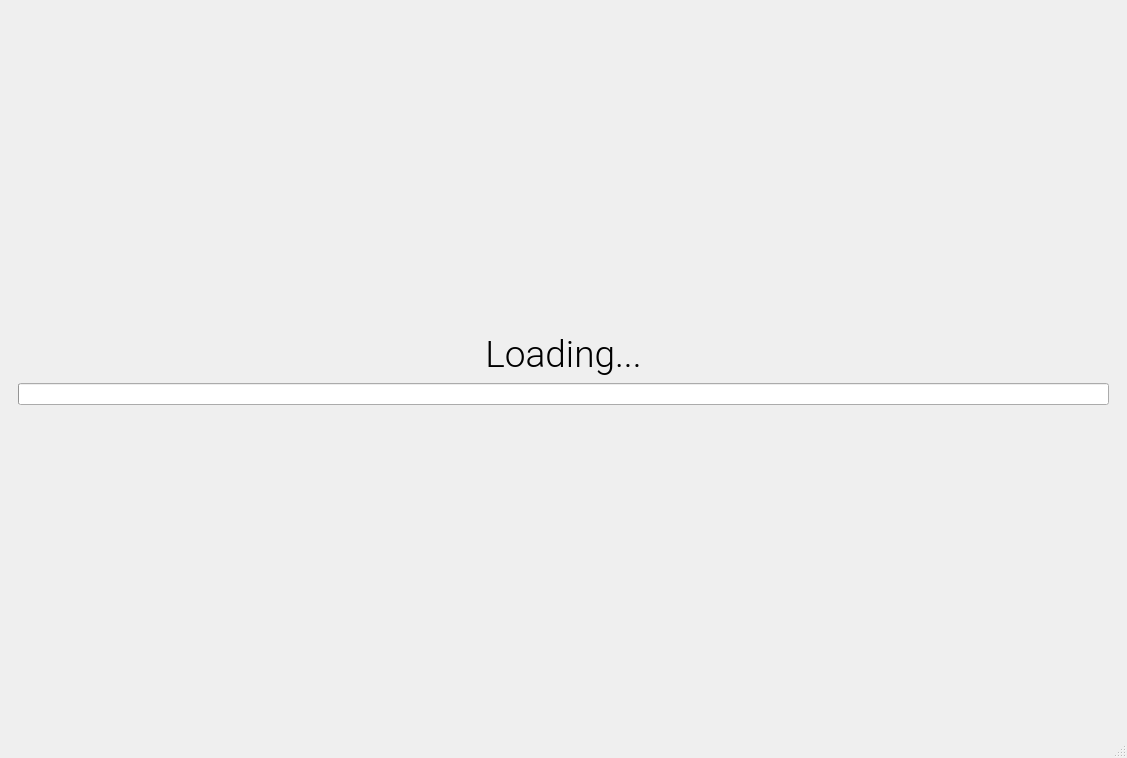
Before: the Qt Designer form easy_lib_client.ui in maxmacstn/EasyLib_client, drawn with Qt 5.
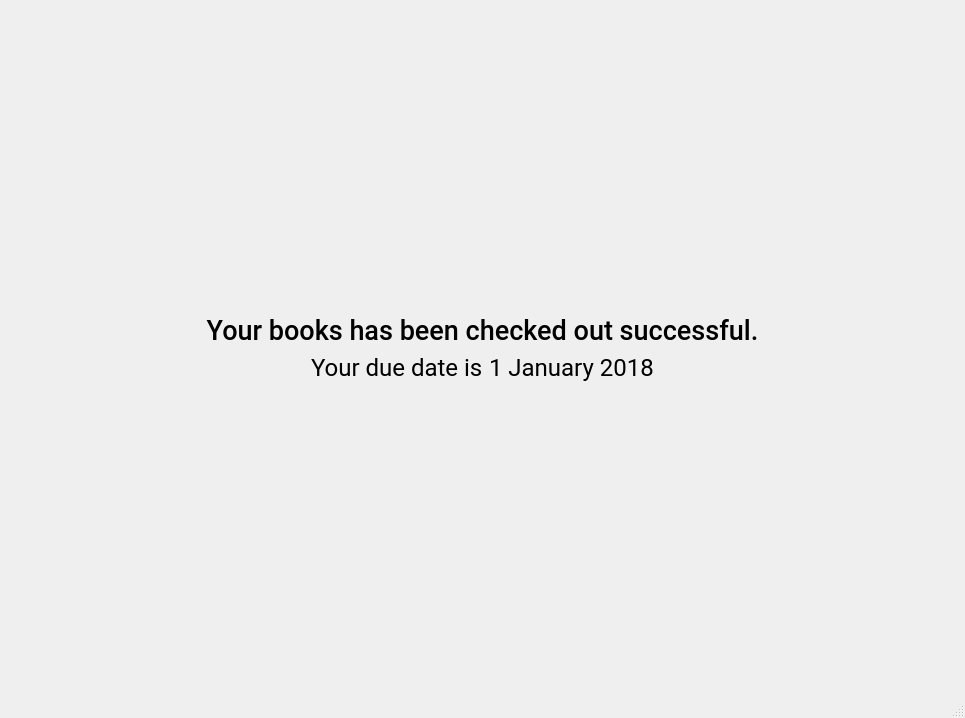
After: the same form once the commit is applied. The open tabs and pages were chosen to show the change.

What changed in the file:
```diff
--- a/easy_lib_client.ui
+++ b/easy_lib_client.ui
@@ -6,8 +6,8 @@
    <rect>
     <x>0</x>
     <y>0</y>
-    <width>1127</width>
-    <height>758</height>
+    <width>965</width>
+    <height>718</height>
    </rect>
   </property>
   <property name="windowTitle">
@@ -23,8 +23,8 @@
      <height>0</height>
     </size>
    </property>
-   <layout class="QGridLayout" name="gridLayout_2">
-    <item row="1" column="0">
+   <layout class="QHBoxLayout" name="horizontalLayout_2">
+    <item>
      <widget class="QStackedWidget" name="stackedWidget">
       <property name="minimumSize">
        <size>
@@ -1546,6 +1546,193 @@
         </item>
        </layout>
       </widget>
+      <widget class="QWidget" name="checkout_success_page">
+       <layout class="QVBoxLayout" name="verticalLayout_11">
+        <item>
+         <spacer name="verticalSpacer_6">
+          <property name="orientation">
+           <enum>Qt::Vertical</enum>
+          </property>
+          <property name="sizeHint" stdset="0">
+           <size>
+            <width>20</width>
+            <height>40</height>
+           </size>
+          </property>
+         </spacer>
+        </item>
+        <item>
+         <widget class="QLabel" name="label_2">
+          <property name="font">
+           <font>
+            <family>Roboto Medium</family>
+            <pointsize>20</pointsize>
+           </font>
+          </property>
+          <property name="text">
+           <string>Your books has been checked out successful.</string>
+          </property>
+          <property name="alignment">
+           <set>Qt::AlignCenter</set>
+          </property>
+         </widget>
+        </item>
+        <item>
+         <layout class="QHBoxLayout" name="horizontalLayout">
+          <item>
+           <spacer name="horizontalSpacer_7">
+            <property name="orientation">
+             <enum>Qt::Horizontal</enum>
+            </property>
+            <property name="sizeHint" stdset="0">
+             <size>
+              <width>40</width>
+              <height>20</height>
+             </size>
+            </property>
+           </spacer>
+          </item>
+          <item>
+           <widget class="QLabel" name="label_due_date_is">
+            <property name="font">
+             <font>
+              <family>Roboto</family>
+              <pointsize>18</pointsize>
+             </font>
+            </property>
+            <property name="text">
+             <string>Your due date is</string>
+            </property>
+           </widget>
+          </item>
+          <item>
+           <widget class="QLabel" name="label_due_date">
+            <property name="font">
+             <font>
+              <family>Roboto</family>
+              <pointsize>18</pointsize>
+             </font>
+            </property>
+            <property name="text">
+             <string>1 January 2018</string>
+            </property>
+           </widget>
+          </item>
+          <item>
+           <spacer name="horizontalSpacer_8">
+            <property name="orientation">
+             <enum>Qt::Horizontal</enum>
+            </property>
+            <property name="sizeHint" stdset="0">
+             <size>
+              <width>40</width>
+              <height>20</height>
+             </size>
+            </property>
+           </spacer>
+          </item>
+         </layout>
+        </item>
+        <item>
+         <spacer name="verticalSpacer_7">
+          <property name="orientation">
+           <enum>Qt::Vertical</enum>
+          </property>
+          <property name="sizeHint" stdset="0">
+           <size>
+            <width>20</width>
+            <height>40</height>
+           </size>
+          </property>
+         </spacer>
+        </item>
+       </layout>
+      </widget>
+      <widget class="QWidget" name="page">
+       <layout class="QVBoxLayout" name="verticalLayout_9">
+        <item>
+         <layout class="QHBoxLayout" name="horizontalLayout_3">
+          <item>
+           <widget class="QLabel" name="label_4">
+            <property name="sizePolicy">
+             <sizepolicy hsizetype="Fixed" vsizetype="Maximum">
+              <horstretch>0</horstretch>
+              <verstretch>0</verstretch>
+             </sizepolicy>
+            </property>
+            <property name="font">
+             <font>
+              <family>Roboto Medium</family>
+              <pointsize>20</pointsize>
+             </font>
+            </property>
+            <property name="text">
+             <string>Connect to Line Notify Services</string>
+            </property>
+           </widget>
+          </item>
+          <item>
+           <spacer name="horizontalSpacer_9">
+            <property name="orientation">
+             <enum>Qt::Horizontal</enum>
+            </property>
+            <property name="sizeHint" stdset="0">
+             <size>
+              <width>40</width>
+              <height>20</height>
+             </size>
+            </property>
+           </spacer>
+          </item>
+          <item>
+           <widget class="QPushButton" name="pushButton_line_connect_back">
+            <property name="font">
+             <font>
+              <family>Roboto Thin</family>
+              <pointsize>16</pointsize>
+             </font>
+            </property>
+            <property name="text">
+             <string>Back</string>
+            </property>
+           </widget>
+          </item>
+         </layout>
+        </item>
+        <item>
+         <widget class="QWidget" name="webView" native="true">
+          <property name="sizePolicy">
+           <sizepolicy hsizetype="Preferred" vsizetype="Expanding">
+            <horstretch>0</horstretch>
+            <verstretch>0</verstretch>
+           </sizepolicy>
+          </property>
+         </widget>
+        </item>
+        <item>
+         <widget class="QLabel" name="label_line_connect_success">
+          <property name="sizePolicy">
+           <sizepolicy hsizetype="Preferred" vsizetype="Expanding">
+            <horstretch>0</horstretch>
+            <verstretch>0</verstretch>
+           </sizepolicy>
+          </property>
+          <property name="font">
+           <font>
+            <family>Roboto Thin</family>
+            <pointsize>12</pointsize>
+           </font>
+          </property>
+          <property name="text">
+           <string>Connected to Line Notify</string>
+          </property>
+          <property name="alignment">
+           <set>Qt::AlignCenter</set>
+          </property>
+         </widget>
+        </item>
+       </layout>
+      </widget>
      </widget>
     </item>
    </layout>
```
Left out of the diff: 68 changed lines with no effect on the pictures.
